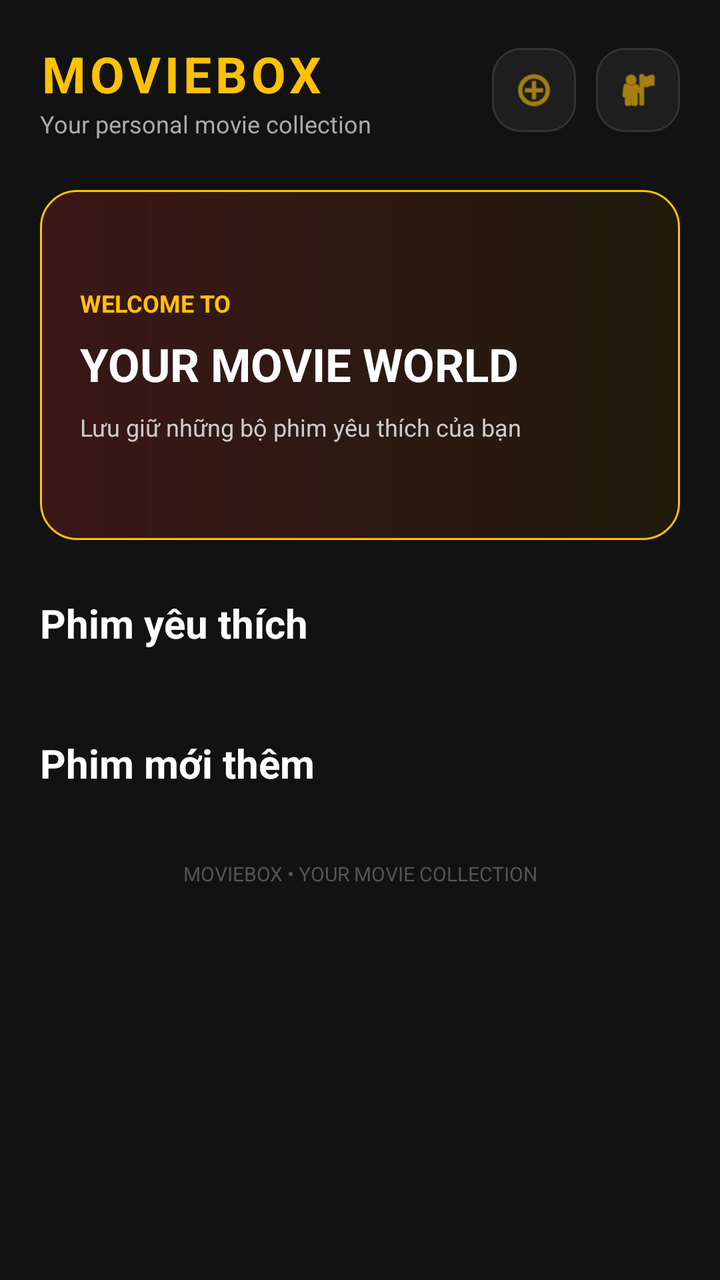
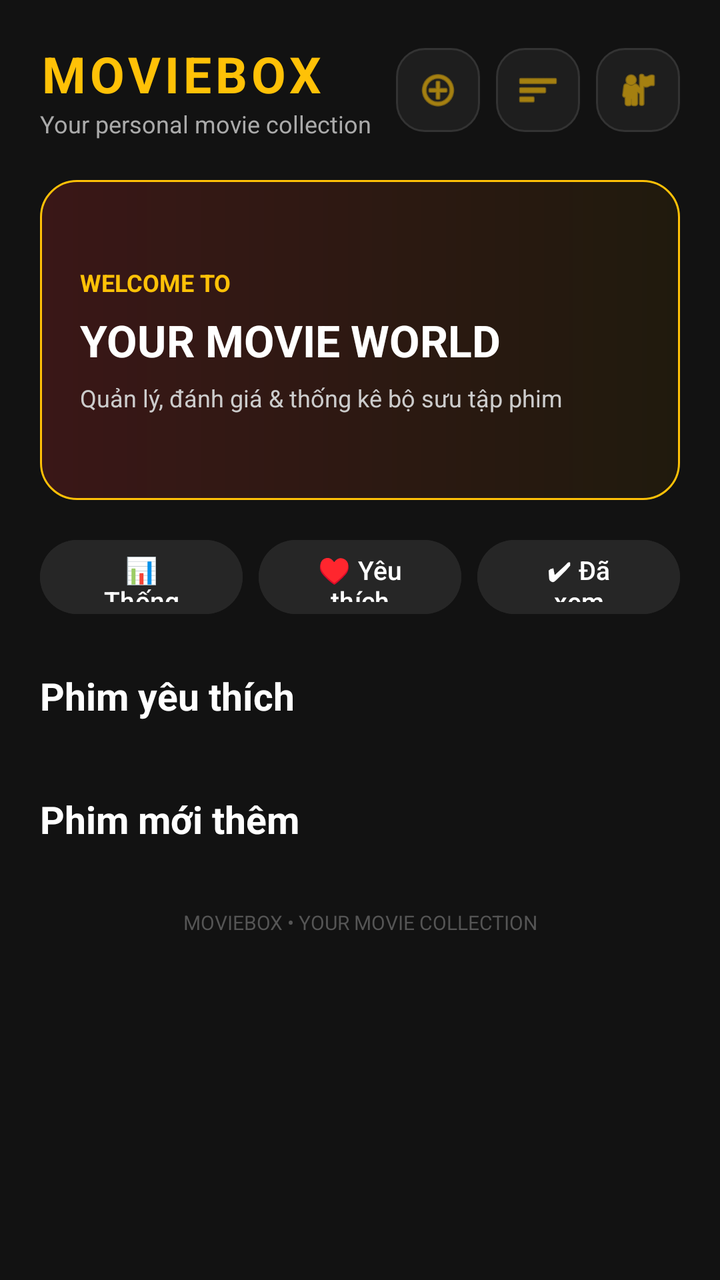

An Android layout rendered at two revisions. The XML below is the earlier revision; the diff shows what the commit changed to produce the second picture.
<!-- AndroidManifest.xml: application theme Theme.QuanliPhim -->
<!-- res/layout/activity_main.xml -->
<?xml version="1.0" encoding="utf-8"?>
<androidx.core.widget.NestedScrollView
    xmlns:android="http://schemas.android.com/apk/res/android"
    xmlns:app="http://schemas.android.com/apk/res-auto"
    android:layout_width="match_parent"
    android:layout_height="match_parent"
    android:background="#121212"
    android:fillViewport="true">

    <LinearLayout
        android:layout_width="match_parent"
        android:layout_height="wrap_content"
        android:orientation="vertical"
        android:padding="20dp">

        
        <LinearLayout
            android:layout_width="match_parent"
            android:layout_height="wrap_content"
            android:gravity="center_vertical"
            android:orientation="horizontal">

            <LinearLayout
                android:layout_width="0dp"
                android:layout_height="wrap_content"
                android:layout_weight="1"
                android:orientation="vertical">

                <TextView
                    android:layout_width="wrap_content"
                    android:layout_height="wrap_content"
                    android:text="MOVIEBOX"
                    android:textColor="#FFC107"
                    android:textSize="25sp"
                    android:textStyle="bold"
                    android:letterSpacing="0.08"/>

                <TextView
                    android:layout_width="wrap_content"
                    android:layout_height="wrap_content"
                    android:text="Your personal movie collection"
                    android:textColor="#AAAAAA"
                    android:textSize="12sp"/>
            </LinearLayout>

            <LinearLayout
                android:layout_width="wrap_content"
                android:layout_height="wrap_content"
                android:orientation="horizontal"
                android:gravity="center_vertical">

                <ImageView
                    android:id="@+id/btnAddMovie"
                    android:layout_width="42dp"
                    android:layout_height="42dp"
                    android:src="@android:drawable/ic_menu_add"
                    android:background="@drawable/bg_movie_item"
                    android:padding="10dp"
                    android:tint="#FFC107"
                    android:layout_marginEnd="10dp"
                    android:contentDescription="Thêm phim"/>

                <ImageView
                    android:layout_width="42dp"
                    android:layout_height="42dp"
                    android:src="@android:drawable/ic_menu_myplaces"
                    android:background="@drawable/bg_movie_item"
                    android:padding="10dp"
                    android:tint="#FFC107"
                    android:contentDescription="Cá nhân"/>
            </LinearLayout>
        </LinearLayout>

        
        <LinearLayout
            android:layout_width="match_parent"
            android:layout_height="175dp"
            android:layout_marginTop="25dp"
            android:background="@drawable/bg_banner"
            android:gravity="center_vertical"
            android:orientation="vertical"
            android:padding="20dp">

            <TextView
                android:layout_width="wrap_content"
                android:layout_height="wrap_content"
                android:text="WELCOME TO"
                android:textColor="#FFC107"
                android:textSize="12sp"
                android:textStyle="bold"/>

            <TextView
                android:layout_width="wrap_content"
                android:layout_height="wrap_content"
                android:layout_marginTop="7dp"
                android:text="YOUR MOVIE WORLD"
                android:textColor="#FFFFFF"
                android:textSize="23sp"
                android:textStyle="bold"/>

            <TextView
                android:layout_width="wrap_content"
                android:layout_height="wrap_content"
                android:layout_marginTop="8dp"
                android:text="Lưu giữ những bộ phim yêu thích của bạn"
                android:textColor="#CCCCCC"
                android:textSize="12sp"/>

        </LinearLayout>


        
        <TextView
            android:layout_width="match_parent"
            android:layout_height="wrap_content"
            android:layout_marginTop="28dp"
            android:text="Phim yêu thích"
            android:textColor="#FFFFFF"
            android:textSize="20sp"
            android:textStyle="bold"/>

        <TextView
            android:id="@+id/tvFavoriteEmpty"
            android:layout_width="match_parent"
            android:layout_height="wrap_content"
            android:text="Chưa có phim yêu thích"
            android:textColor="#888888"
            android:padding="12dp"
            android:visibility="gone"/>

        <androidx.recyclerview.widget.RecyclerView
            android:id="@+id/rvFavoriteMovies"
            android:layout_width="match_parent"
            android:layout_height="wrap_content"
            android:layout_marginTop="15dp"
            android:nestedScrollingEnabled="false"/>

        
        <TextView
            android:layout_width="match_parent"
            android:layout_height="wrap_content"
            android:layout_marginTop="28dp"
            android:text="Phim mới thêm"
            android:textColor="#FFFFFF"
            android:textSize="20sp"
            android:textStyle="bold"/>

        <TextView
            android:id="@+id/tvEmpty"
            android:layout_width="match_parent"
            android:layout_height="wrap_content"
            android:gravity="center"
            android:padding="25dp"
            android:text="Chưa có phim nào. Hãy thêm phim mới!"
            android:textColor="#AAAAAA"
            android:textSize="14sp"
            android:visibility="gone"/>

        <androidx.recyclerview.widget.RecyclerView
            android:id="@+id/rvMovies"
            android:layout_width="match_parent"
            android:layout_height="wrap_content"
            android:layout_marginTop="15dp"
            android:nestedScrollingEnabled="false"/>

        <TextView
            android:layout_width="match_parent"
            android:layout_height="wrap_content"
            android:gravity="center"
            android:layout_marginTop="20dp"
            android:layout_marginBottom="20dp"
            android:text="MOVIEBOX • YOUR MOVIE COLLECTION"
            android:textColor="#555555"
            android:textSize="10sp"/>
    </LinearLayout>
</androidx.core.widget.NestedScrollView>
<!-- resources referenced by this layout -->
<resources>
  <!-- drawable bg_banner (drawable) -->
  <?xml version="1.0" encoding="utf-8"?>
  <shape xmlns:android="http://schemas.android.com/apk/res/android">
      <gradient
          android:startColor="#3A1717"
          android:endColor="#201A0D"
          android:angle="0"/>
      <corners android:radius="18dp"/>
      <stroke
          android:width="1dp"
          android:color="#FFC107"/>
  </shape>
  <!-- drawable bg_movie_item (drawable) -->
  <?xml version="1.0" encoding="utf-8"?>
  <shape xmlns:android="http://schemas.android.com/apk/res/android">
      <solid android:color="#1E1E1E"/>
      <corners android:radius="14dp"/>
      <stroke
          android:width="1dp"
          android:color="#333333"/>
  </shape>
  <style name="Theme.QuanliPhim" parent="Base.Theme.QuanliPhim" />
  <style name="Base.Theme.QuanliPhim" parent="Theme.Material3.DayNight.NoActionBar">
          
          
      </style>
</resources>

<!-- the commit's change to res/layout/activity_main.xml (unified diff, before → after) -->
@@ -56,26 +56,38 @@
                     android:src="@android:drawable/ic_menu_add"
                     android:background="@drawable/bg_movie_item"
                     android:padding="10dp"
-                    android:tint="#FFC107"
-                    android:layout_marginEnd="10dp"
+                    app:tint="#FFC107"
+                    android:layout_marginEnd="8dp"
                     android:contentDescription="Thêm phim"/>
 
                 <ImageView
+                    android:id="@+id/btnStatistics"
+                    android:layout_width="42dp"
+                    android:layout_height="42dp"
+                    android:src="@android:drawable/ic_menu_sort_by_size"
+                    android:background="@drawable/bg_movie_item"
+                    android:padding="10dp"
+                    app:tint="#FFC107"
+                    android:layout_marginEnd="8dp"
+                    android:contentDescription="Thống kê"/>
+
+                <ImageView
+                    android:id="@+id/btnProfile"
                     android:layout_width="42dp"
                     android:layout_height="42dp"
                     android:src="@android:drawable/ic_menu_myplaces"
                     android:background="@drawable/bg_movie_item"
                     android:padding="10dp"
-                    android:tint="#FFC107"
-                    android:contentDescription="Cá nhân"/>
+                    app:tint="#FFC107"
+                    android:contentDescription="Cá nhân và Cài đặt"/>
             </LinearLayout>
         </LinearLayout>
 
         
         <LinearLayout
             android:layout_width="match_parent"
-            android:layout_height="175dp"
-            android:layout_marginTop="25dp"
+            android:layout_height="160dp"
+            android:layout_marginTop="20dp"
             android:background="@drawable/bg_banner"
             android:gravity="center_vertical"
             android:orientation="vertical"
@@ -92,31 +104,71 @@
             <TextView
                 android:layout_width="wrap_content"
                 android:layout_height="wrap_content"
-                android:layout_marginTop="7dp"
+                android:layout_marginTop="6dp"
                 android:text="YOUR MOVIE WORLD"
                 android:textColor="#FFFFFF"
-                android:textSize="23sp"
+                android:textSize="22sp"
                 android:textStyle="bold"/>
 
             <TextView
                 android:layout_width="wrap_content"
                 android:layout_height="wrap_content"
-                android:layout_marginTop="8dp"
-                android:text="Lưu giữ những bộ phim yêu thích của bạn"
+                android:layout_marginTop="6dp"
+                android:text="Quản lý, đánh giá &amp; thống kê bộ sưu tập phim"
                 android:textColor="#CCCCCC"
                 android:textSize="12sp"/>
 
         </LinearLayout>
 
-
-        
-        <TextView
-            android:layout_width="match_parent"
-            android:layout_height="wrap_content"
-            android:layout_marginTop="28dp"
+        
+        <LinearLayout
+            android:layout_width="match_parent"
+            android:layout_height="wrap_content"
+            android:orientation="horizontal"
+            android:layout_marginTop="16dp">
+
+            <Button
+                android:id="@+id/btnQuickStats"
+                android:layout_width="0dp"
+                android:layout_height="45dp"
+                android:layout_weight="1"
+                android:text="📊 Thống kê"
+                android:textColor="#FFFFFF"
+                android:textSize="13sp"
+                android:backgroundTint="#262626"
+                android:layout_marginEnd="4dp"/>
+
+            <Button
+                android:id="@+id/btnQuickFavorites"
+                android:layout_width="0dp"
+                android:layout_height="45dp"
+                android:layout_weight="1"
+                android:text="♥ Yêu thích"
+                android:textColor="#FFFFFF"
+                android:textSize="13sp"
+                android:backgroundTint="#262626"
+                android:layout_marginHorizontal="4dp"/>
+
+            <Button
+                android:id="@+id/btnQuickWatched"
+                android:layout_width="0dp"
+                android:layout_height="45dp"
+                android:layout_weight="1"
+                android:text="✔ Đã xem"
+                android:textColor="#FFFFFF"
+                android:textSize="13sp"
+                android:backgroundTint="#262626"
+                android:layout_marginStart="4dp"/>
+        </LinearLayout>
+
+        
+        <TextView
+            android:layout_width="match_parent"
+            android:layout_height="wrap_content"
+            android:layout_marginTop="24dp"
             android:text="Phim yêu thích"
             android:textColor="#FFFFFF"
-            android:textSize="20sp"
+            android:textSize="19sp"
             android:textStyle="bold"/>
 
         <TextView
@@ -132,17 +184,17 @@
             android:id="@+id/rvFavoriteMovies"
             android:layout_width="match_parent"
             android:layout_height="wrap_content"
-            android:layout_marginTop="15dp"
+            android:layout_marginTop="12dp"
             android:nestedScrollingEnabled="false"/>
 
         
         <TextView
             android:layout_width="match_parent"
             android:layout_height="wrap_content"
-            android:layout_marginTop="28dp"
+            android:layout_marginTop="24dp"
             android:text="Phim mới thêm"
             android:textColor="#FFFFFF"
-            android:textSize="20sp"
+            android:textSize="19sp"
             android:textStyle="bold"/>
 
         <TextView
@@ -160,7 +212,7 @@
             android:id="@+id/rvMovies"
             android:layout_width="match_parent"
             android:layout_height="wrap_content"
-            android:layout_marginTop="15dp"
+            android:layout_marginTop="12dp"
             android:nestedScrollingEnabled="false"/>
 
         <TextView
